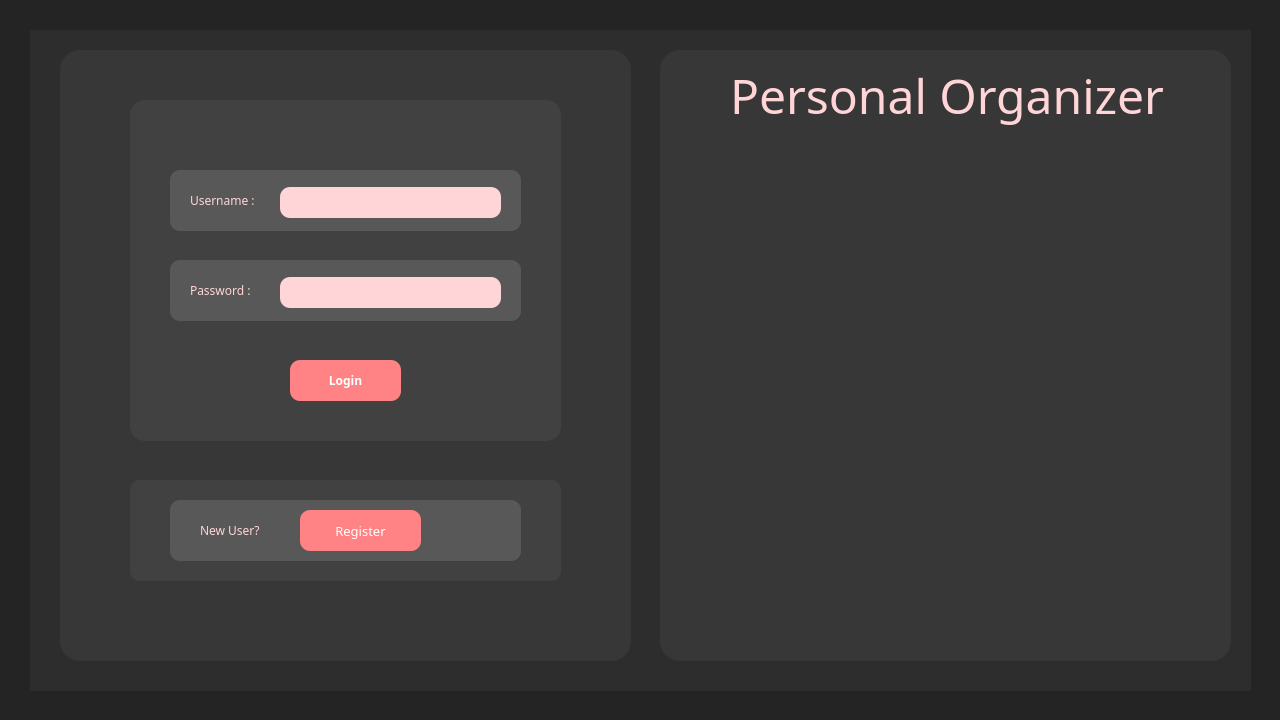
First picture: the form in ui/mainwindow.ui, repository hclperera/Personal_Organizer, before the edit.
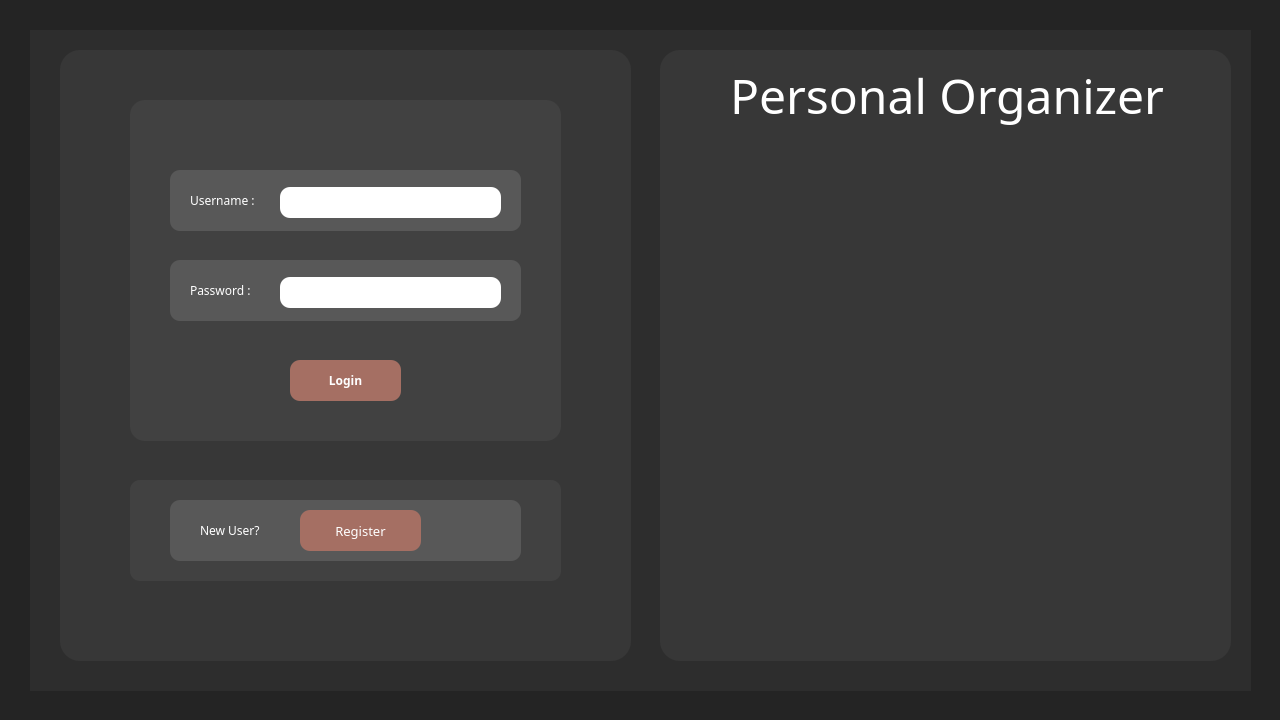
Second picture: the form after the edit. Icons and pictures are not drawn.

```diff
--- a/ui/mainwindow.ui
+++ b/ui/mainwindow.ui
@@ -66,8 +66,8 @@
      </property>
      <property name="styleSheet">
       <string notr="true">QLabel{
-	background-color: rgb(88, 88, 88);
-	color:rgb(255, 213, 215);
+	color:white;
+	background-color:rgb(88, 88, 88);
 }</string>
      </property>
      <property name="text">
@@ -90,7 +90,7 @@
      </property>
      <property name="styleSheet">
       <string notr="true">QLineEdit{
-	background-color:rgb(255, 213, 215);
+	background-color:white;
 	border-radius:10px;
 	border-color: rgb(53, 69, 93);
 	padding-left:10px;
@@ -121,8 +121,8 @@
      </property>
      <property name="styleSheet">
       <string notr="true">QLabel{
-	background-color: rgb(88, 88, 88);
-	color:rgb(255, 213, 215);
+	color:white;
+	background-color:rgb(88, 88, 88);
 }</string>
      </property>
      <property name="text">
@@ -162,7 +162,7 @@
      </property>
      <property name="styleSheet">
       <string notr="true">QLineEdit{
-	background-color:rgb(255, 213, 215);
+	background-color:white;
 	border-radius:10px;
 	border-color: rgb(53, 69, 93);
 	padding-left:10px;
@@ -217,7 +217,7 @@
      </property>
      <property name="styleSheet">
       <string notr="true">QPushButton{
-	background-color:rgb(255, 131, 133);
+	background-color:rgb(165, 111, 99);
 	border-radius:10px;
 	
 	color: rgb(255, 255, 255);
@@ -293,7 +293,7 @@
        </property>
        <property name="styleSheet">
         <string notr="true">QPushButton{
-	background-color:rgb(255, 131, 133);
+	background-color:rgb(165, 111, 99);
 	border-radius:10px;
 	color: rgb(255, 255, 255);
 }</string>
@@ -320,8 +320,7 @@
        </property>
        <property name="styleSheet">
         <string notr="true">QLabel{
-	background-color:rgb(88, 88, 88);
-	color:rgb(255, 213, 215);
+	color:white;
 }</string>
        </property>
        <property name="text">
@@ -391,7 +390,7 @@
      </property>
      <property name="styleSheet">
       <string notr="true">QLabel{
-	color:rgb(255, 213, 215);
+	color:white;
 }</string>
      </property>
      <property name="text">
```
